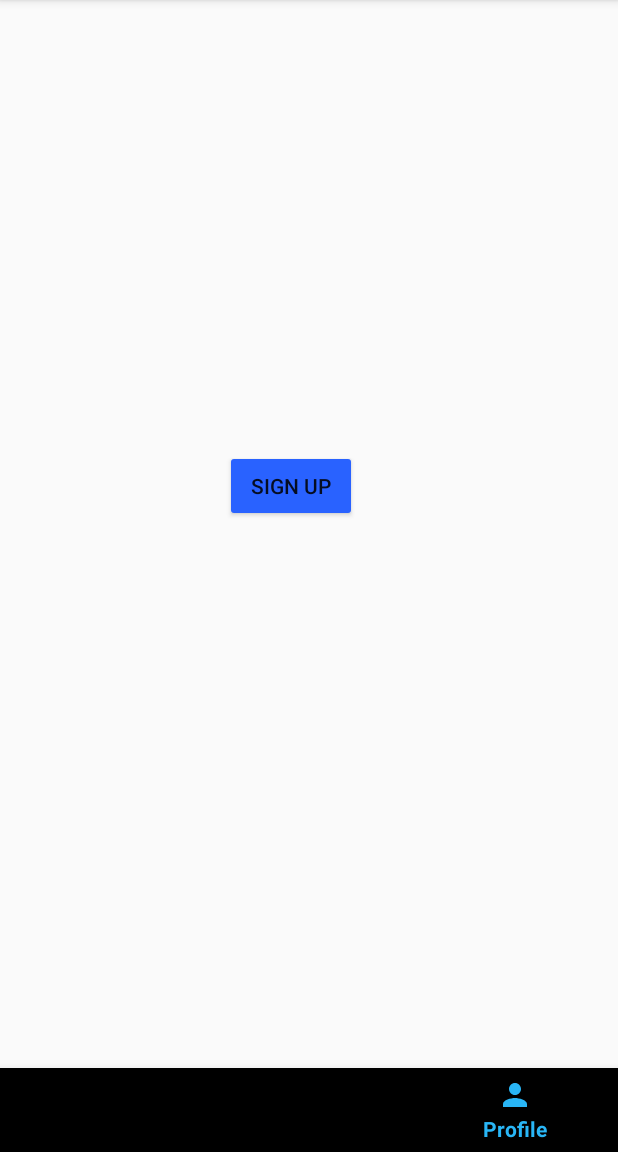
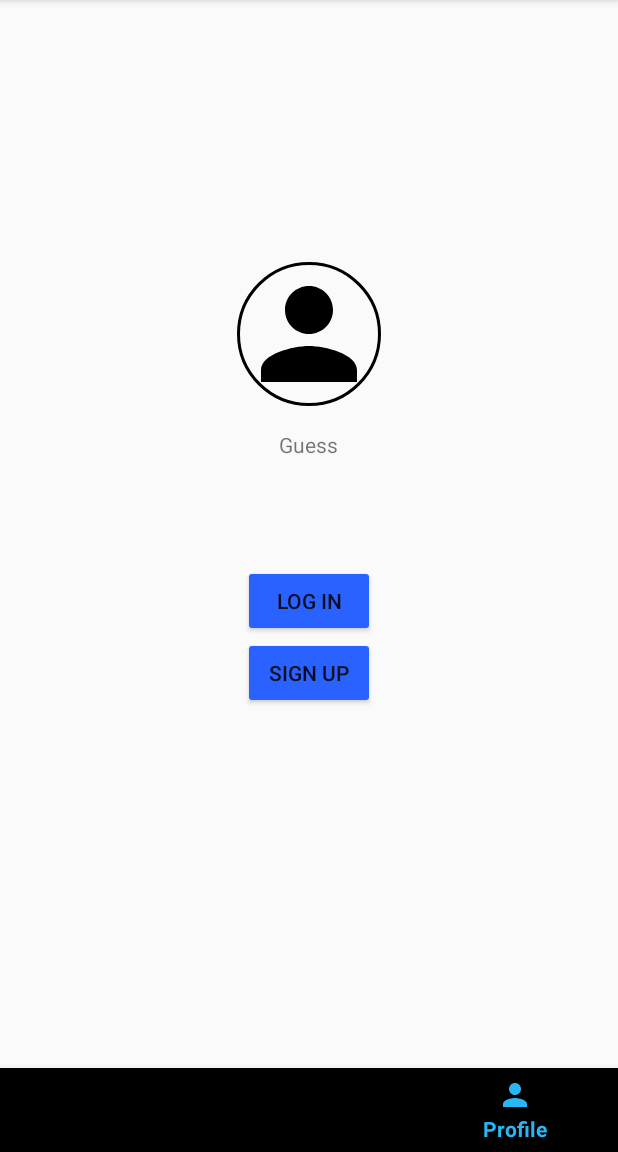
Before and after one commit to Iceman3/Android, an Android app: the screen it shows after launch (MainActivity), item 3 of the bottom bar chosen, on a phone screen of 412 x 824 dp, the part 84-1236 px from its top. Run offline under Robolectric (Android 15) with nearby library versions, the phone set to English and light mode, and no system bars; our stand-ins replace CircleImageView, Firebase (no records; nobody signed in at launch, a user with empty details on screens opened directly).

Commit message:
Some changes

```diff
--- a/SocialWall/app/src/main/res/layout/fragment_home.xml
+++ b/SocialWall/app/src/main/res/layout/fragment_home.xml
@@ -28,14 +28,14 @@
                   android:layout_height="match_parent"
                   android:id="@+id/userInput"
                   android:layout_toStartOf="@id/sendButton"
-                  android:layout_alignParentBottom="true"/>
+                  android:layout_alignParentBottom="true"
+                  android:background="#FFFFFF"/>
 
         <Button android:layout_width="wrap_content"
                 android:layout_height="wrap_content"
                 android:id="@+id/sendButton"
                 android:text="@string/Send_Message"
                 android:backgroundTint="#7cb342"
-
                 android:layout_alignParentEnd="true"/>
 
     </RelativeLayout>
--- a/SocialWall/app/src/main/res/layout/fragment_profile.xml
+++ b/SocialWall/app/src/main/res/layout/fragment_profile.xml
@@ -4,18 +4,6 @@
              android:layout_width="match_parent"
              android:layout_height="match_parent"
              tools:context=".Fragment.ProfileFragment">
-
-
-    <Button
-
-            android:id="@+id/signupButton"
-            android:layout_width="wrap_content"
-            android:layout_height="wrap_content"
-            android:gravity="center"
-            android:layout_marginTop="300dp"
-            android:layout_marginLeft="150dp"
-            android:backgroundTint="#2962ff"
-            android:text="Sign Up"/>
 
 
     <LinearLayout
@@ -25,7 +13,6 @@
             android:gravity="center"
             android:orientation="vertical">
 
-    <!-- TODO: Update blank fragment layout -->
         <de.hdodenhof.circleimageview.CircleImageView
                 xmlns:app="http://schemas.android.com/apk/res-auto"
                 android:id="@+id/userImage"
@@ -34,30 +21,55 @@
                 android:src="@drawable/ic_person"
                 app:civ_border_width="2dp"
                 app:civ_border_color="#FF000000"/>
+
         <!--<ImageView
                 android:id="@+id/userImage"
                 android:layout_width="100dp"
                    android:layout_height="100dp"
                 android:src="@drawable/ic_person"/>-->
+
+        <TextView
+                android:id="@+id/guess"
+                android:layout_width="wrap_content"
+                android:layout_height="wrap_content"
+                android:layout_marginTop="@dimen/margin"
+                android:text="@string/guess"/>
+
         <TextView
             android:id="@+id/username"
             android:layout_width="wrap_content"
             android:layout_height="wrap_content"
-                android:layout_marginTop="@dimen/margin"
-                />
+            android:layout_marginTop="@dimen/margin"/>
+
         <TextView
                 android:id="@+id/userEmail"
                 android:layout_width="wrap_content"
                 android:layout_height="wrap_content"
-                    android:layout_marginBottom="@dimen/margin"
-            />
+                android:layout_marginBottom="@dimen/margin"/>
+
+        <Button
+                android:id="@+id/userLogButton"
+                android:layout_width="wrap_content"
+                android:layout_height="wrap_content"
+                android:gravity="center"
+                android:backgroundTint="#2962ff"
+                android:text="@string/Log_in"/>
+
+        <Button
+                android:id="@+id/signupButton"
+                android:layout_width="wrap_content"
+                android:layout_height="wrap_content"
+                android:gravity="center"
+                android:backgroundTint="#2962ff"
+                android:text="Sign Up"/>
 
         <Button android:id="@+id/LogOut"
                 android:layout_marginTop="@dimen/logOutMargin"
                 android:layout_width="wrap_content"
                 android:layout_height="wrap_content"
-                android:backgroundTint="#1a237e"
+                android:backgroundTint="#2962ff"
                 android:text="@string/Log_out"/>
+
         <!-- Show progress -->
         <ProgressBar android:id="@+id/progressBar_LogOut"
                      android:layout_width="wrap_content"
@@ -67,7 +79,6 @@
                      android:layout_marginTop="@dimen/margin"
         />
 
-
     </LinearLayout>
 
 </FrameLayout>
--- a/SocialWall/app/src/main/res/values/strings.xml
+++ b/SocialWall/app/src/main/res/values/strings.xml
@@ -9,5 +9,6 @@
     <string name="Log_in">Log in</string>
     <string name="Log_out">Log Out</string>
     <string name="Send_Message">Send</string>
+    <string name="guess">Guess</string>
 
 </resources>
```
Also changed, not shown: SocialWall/app/src/main/java/com/example/miquelbarnadatinto/socialwall/Fragment/HomeFragment.kt (+10 -2 lines), SocialWall/app/src/main/java/com/example/miquelbarnadatinto/socialwall/Fragment/ProfileFragment.kt (+21 -7 lines), SocialWall/app/src/main/res/layout/row_message.xml (+8 -1 lines). Lines whose indentation alone changed are shown as unchanged.
